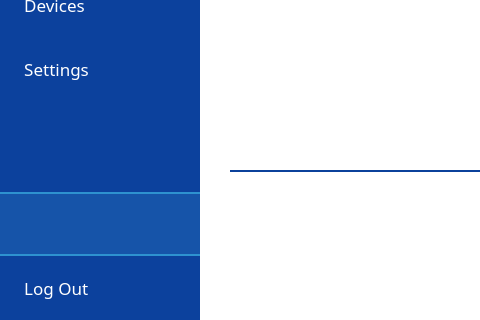
Old version of the form parsec/core/gui/forms/main_window.ui in the repository Scille/parsec-cloud; both pictures show x 0 to 480 and y 192 to 512 of the 821 by 512 pixel window.
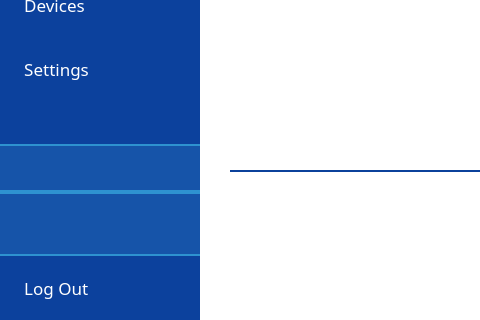
New version of the form. Icons and pictures are not drawn.

Commit message: [GUI] Basic display of connected/disconnected

```diff
--- a/parsec/core/gui/forms/main_window.ui
+++ b/parsec/core/gui/forms/main_window.ui
@@ -450,6 +450,61 @@
             </property>
            </spacer>
           </item>
+          <item>
+           <widget class="QWidget" name="widget_connection" native="true">
+            <property name="styleSheet">
+             <string notr="true">QWidget#widget_connection
+{
+border-top: 2px solid rgb(46, 146, 208);
+border-bottom: 2px solid rgb(46, 146, 208);
+color: rgb(255, 255, 255);
+text-align: left;
+padding-left: 10px;
+background-color: rgb(22, 84, 169);
+}
+</string>
+            </property>
+            <layout class="QHBoxLayout" name="horizontalLayout_5">
+             <item>
+              <widget class="QLabel" name="label_connection_icon">
+               <property name="minimumSize">
+                <size>
+                 <width>45</width>
+                 <height>30</height>
+                </size>
+               </property>
+               <property name="maximumSize">
+                <size>
+                 <width>45</width>
+                 <height>30</height>
+                </size>
+               </property>
+               <property name="text">
+                <string/>
+               </property>
+               <property name="scaledContents">
+                <bool>true</bool>
+               </property>
+              </widget>
+             </item>
+             <item>
+              <widget class="QLabel" name="label_connection_text">
+               <property name="font">
+                <font>
+                 <pointsize>12</pointsize>
+                </font>
+               </property>
+               <property name="styleSheet">
+                <string notr="true">color: rgb(255, 255, 255);</string>
+               </property>
+               <property name="text">
+                <string/>
+               </property>
+              </widget>
+             </item>
+            </layout>
+           </widget>
+          </item>
           <item>
            <widget class="QWidget" name="widget_info" native="true">
             <property name="minimumSize">
```
The commit also changes 4 other files.
